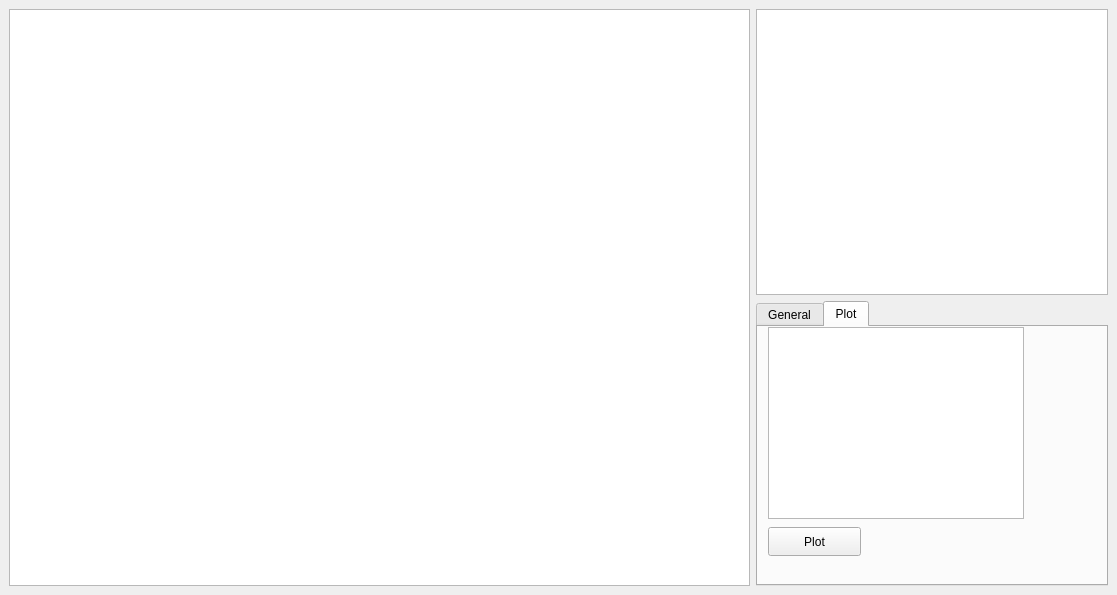
Old version of the form neronet/neronetgui.ui in the repository sjjsy/neronet.
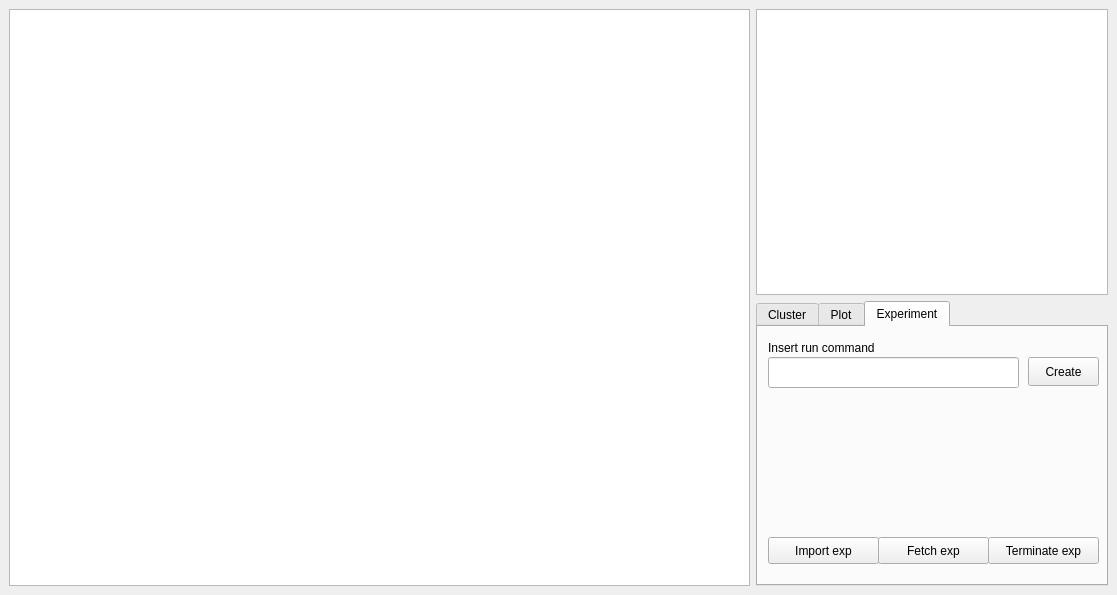
New version of the form.

Commit message: preparing exp add

Diff of the .ui file:
```diff
--- a/neronet/neronetgui.ui
+++ b/neronet/neronetgui.ui
@@ -24,6 +24,52 @@
   </property>
   <widget class="QWidget" name="centralwidget">
    <layout class="QGridLayout" name="gridLayout">
+    <item row="0" column="1">
+     <widget class="QPlainTextEdit" name="experiment_log">
+      <property name="maximumSize">
+       <size>
+        <width>352</width>
+        <height>286</height>
+       </size>
+      </property>
+      <property name="readOnly">
+       <bool>true</bool>
+      </property>
+     </widget>
+    </item>
+    <item row="0" column="0" rowspan="2">
+     <widget class="QTableWidget" name="paramTable">
+      <property name="minimumSize">
+       <size>
+        <width>741</width>
+        <height>561</height>
+       </size>
+      </property>
+      <property name="font">
+       <font>
+        <pointsize>9</pointsize>
+       </font>
+      </property>
+      <property name="contextMenuPolicy">
+       <enum>Qt::CustomContextMenu</enum>
+      </property>
+      <property name="editTriggers">
+       <set>QAbstractItemView::AnyKeyPressed|QAbstractItemView::DoubleClicked</set>
+      </property>
+      <property name="selectionMode">
+       <enum>QAbstractItemView::ExtendedSelection</enum>
+      </property>
+      <property name="sortingEnabled">
+       <bool>true</bool>
+      </property>
+      <attribute name="verticalHeaderDefaultSectionSize">
+       <number>22</number>
+      </attribute>
+      <attribute name="verticalHeaderMinimumSectionSize">
+       <number>22</number>
+      </attribute>
+     </widget>
+    </item>
     <item row="1" column="1">
      <widget class="QTabWidget" name="tabWidget">
       <property name="maximumSize">
@@ -33,11 +79,11 @@
        </size>
       </property>
       <property name="currentIndex">
-       <number>1</number>
+       <number>2</number>
       </property>
       <widget class="QWidget" name="tab">
        <attribute name="title">
-        <string>General</string>
+        <string>Cluster</string>
        </attribute>
        <widget class="QListWidget" name="clusters">
         <property name="geometry">
@@ -72,19 +118,6 @@
          <string>cluster name</string>
         </property>
        </widget>
-       <widget class="QPushButton" name="terminate_btn">
-        <property name="geometry">
-         <rect>
-          <x>230</x>
-          <y>180</y>
-          <width>111</width>
-          <height>27</height>
-         </rect>
-        </property>
-        <property name="text">
-         <string>Terminate</string>
-        </property>
-       </widget>
        <widget class="QLabel" name="label_2">
         <property name="geometry">
          <rect>
@@ -98,19 +131,6 @@
          <string>cluster address</string>
         </property>
        </widget>
-       <widget class="QPushButton" name="submit_btn">
-        <property name="geometry">
-         <rect>
-          <x>230</x>
-          <y>140</y>
-          <width>111</width>
-          <height>27</height>
-         </rect>
-        </property>
-        <property name="text">
-         <string>Submit</string>
-        </property>
-       </widget>
        <widget class="QPushButton" name="cluster_add_btn">
         <property name="geometry">
          <rect>
@@ -134,32 +154,6 @@
          </rect>
         </property>
        </widget>
-       <widget class="QPushButton" name="refresh_btn">
-        <property name="geometry">
-         <rect>
-          <x>120</x>
-          <y>180</y>
-          <width>111</width>
-          <height>27</height>
-         </rect>
-        </property>
-        <property name="text">
-         <string>Refresh</string>
-        </property>
-       </widget>
-       <widget class="QPushButton" name="exp_add_btn">
-        <property name="geometry">
-         <rect>
-          <x>10</x>
-          <y>180</y>
-          <width>111</width>
-          <height>27</height>
-         </rect>
-        </property>
-        <property name="text">
-         <string>Add experiment</string>
-        </property>
-       </widget>
        <widget class="QLabel" name="label_3">
         <property name="geometry">
          <rect>
@@ -196,6 +190,19 @@
          </property>
         </item>
        </widget>
+       <widget class="QPushButton" name="submit_btn">
+        <property name="geometry">
+         <rect>
+          <x>10</x>
+          <y>180</y>
+          <width>151</width>
+          <height>27</height>
+         </rect>
+        </property>
+        <property name="text">
+         <string>Submit</string>
+        </property>
+       </widget>
       </widget>
       <widget class="QWidget" name="tab_2">
        <attribute name="title">
@@ -231,52 +238,86 @@
         </property>
        </widget>
       </widget>
-     </widget>
-    </item>
-    <item row="0" column="1">
-     <widget class="QPlainTextEdit" name="experiment_log">
-      <property name="maximumSize">
-       <size>
-        <width>352</width>
-        <height>286</height>
-       </size>
-      </property>
-      <property name="readOnly">
-       <bool>true</bool>
-      </property>
-     </widget>
-    </item>
-    <item row="0" column="0" rowspan="2">
-     <widget class="QTableWidget" name="paramTable">
-      <property name="minimumSize">
-       <size>
-        <width>741</width>
-        <height>561</height>
-       </size>
-      </property>
-      <property name="font">
-       <font>
-        <pointsize>9</pointsize>
-       </font>
-      </property>
-      <property name="contextMenuPolicy">
-       <enum>Qt::CustomContextMenu</enum>
-      </property>
-      <property name="editTriggers">
-       <set>QAbstractItemView::AnyKeyPressed|QAbstractItemView::DoubleClicked</set>
-      </property>
-      <property name="selectionMode">
-       <enum>QAbstractItemView::ExtendedSelection</enum>
-      </property>
-      <property name="sortingEnabled">
-       <bool>true</bool>
-      </property>
-      <attribute name="verticalHeaderDefaultSectionSize">
-       <number>22</number>
-      </attribute>
-      <attribute name="verticalHeaderMinimumSectionSize">
-       <number>22</number>
-      </attribute>
+      <widget class="QWidget" name="tab_3">
+       <attribute name="title">
+        <string>Experiment</string>
+       </attribute>
+       <widget class="QLabel" name="label_4">
+        <property name="geometry">
+         <rect>
+          <x>10</x>
+          <y>10</y>
+          <width>151</width>
+          <height>21</height>
+         </rect>
+        </property>
+        <property name="text">
+         <string>Insert run command</string>
+        </property>
+       </widget>
+       <widget class="QLineEdit" name="run_cmd_field">
+        <property name="geometry">
+         <rect>
+          <x>10</x>
+          <y>30</y>
+          <width>251</width>
+          <height>31</height>
+         </rect>
+        </property>
+       </widget>
+       <widget class="QPushButton" name="create_new_btn">
+        <property name="geometry">
+         <rect>
+          <x>270</x>
+          <y>30</y>
+          <width>71</width>
+          <height>29</height>
+         </rect>
+        </property>
+        <property name="text">
+         <string>Create</string>
+        </property>
+       </widget>
+       <widget class="QPushButton" name="exp_add_btn">
+        <property name="geometry">
+         <rect>
+          <x>10</x>
+          <y>210</y>
+          <width>111</width>
+          <height>27</height>
+         </rect>
+        </property>
+        <property name="text">
+         <string>Import exp</string>
+        </property>
+       </widget>
+       <widget class="QPushButton" name="refresh_btn">
+        <property name="geometry">
+         <rect>
+          <x>120</x>
+          <y>210</y>
+          <width>111</width>
+          <height>27</height>
+         </rect>
+        </property>
+        <property name="text">
+         <string>Fetch exp</string>
+        </property>
+       </widget>
+       <widget class="QPushButton" name="terminate_btn">
+        <property name="geometry">
+         <rect>
+          <x>230</x>
+          <y>210</y>
+          <width>111</width>
+          <height>27</height>
+         </rect>
+        </property>
+        <property name="text">
+         <string>Terminate exp</string>
+        </property>
+       </widget>
+      </widget>
      </widget>
     </item>
    </layout>
```
The commit also changes 2 other files.
